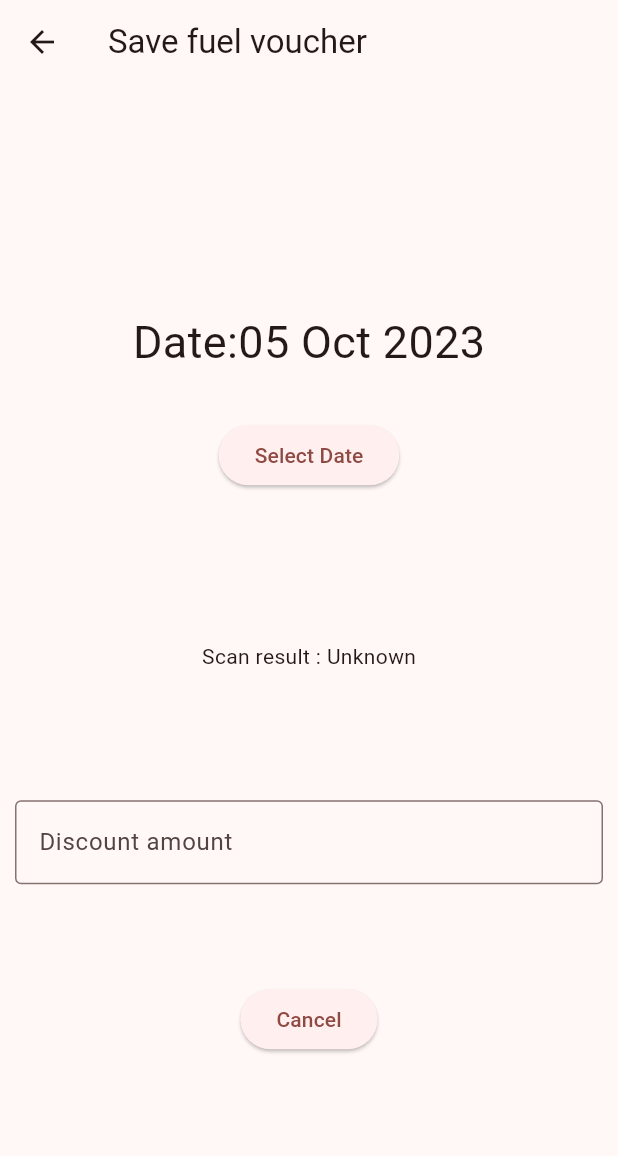
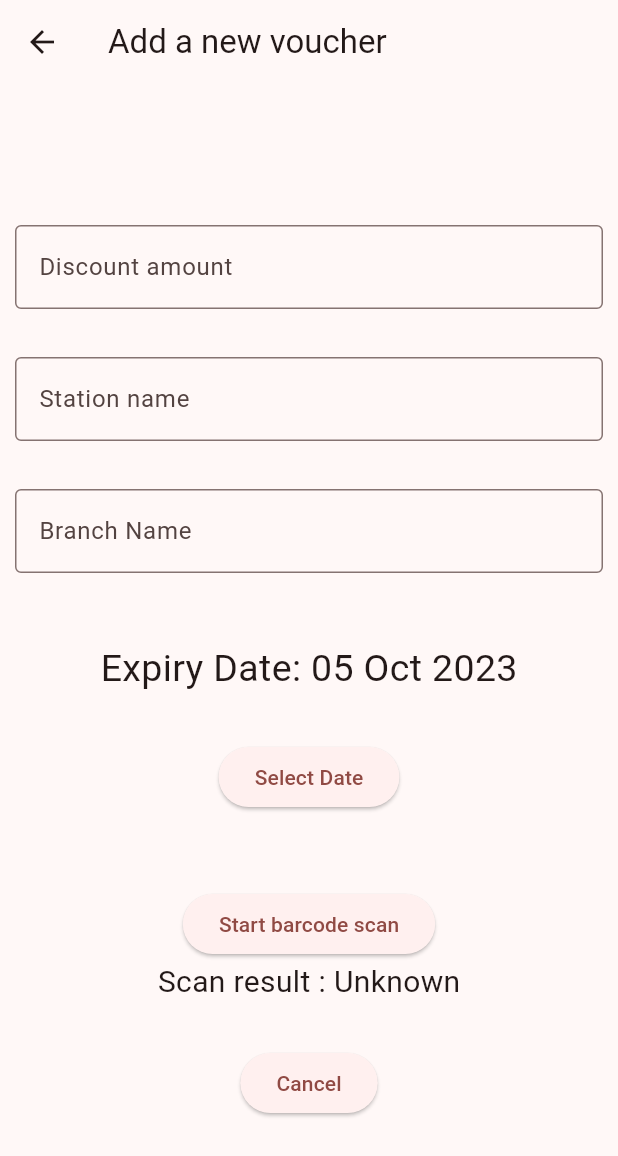
Before and after one commit to evoation-angus/supermarket_barcode_scanner, a Flutter app: the screen it shows after launch, after a tap on "Add new voucher", on a phone screen of 412 x 824 dp. Shown: the top 1156 px of the screen. Run offline on Flutter 3.47's test engine with Material 2 defaults, Android fonts, the phone set to English and light mode, and no system bars; missing offline and left inert: flutter_barcode_scanner, syncfusion_flutter_barcodes.

Commit message:
Changed layout

```diff
--- a/lib/main.dart
+++ b/lib/main.dart
@@ -32,35 +32,10 @@ class HomeScreen extends StatefulWidget {
 }
 
 class _HomeScreenState extends State<HomeScreen> {
-  String _scanBarcode = 'Unknown';
-
   @override
   void initState() {
     super.initState();
   }
-
-  // Platform messages are asynchronous, so we initialize in an async method.
-  Future<void> scanBarcodeNormal() async {
-    String barcodeScanRes;
-    // Platform messages may fail, so we use a try/catch PlatformException.
-    try {
-      barcodeScanRes = await FlutterBarcodeScanner.scanBarcode(
-          '#ff6666', 'Cancel', true, ScanMode.BARCODE);
-      print(barcodeScanRes);
-    } on PlatformException {
-      barcodeScanRes = 'Failed to get platform version.';
-    }
-
-    // If the widget was removed from the tree while the asynchronous platform
-    // message was in flight, we want to discard the reply rather than calling
-    // setState to update our non-existent appearance.
-
-    setState(() {
-      _scanBarcode = barcodeScanRes;
-    });
-  }
-
-  bool _isVisible = false;
 
   @override
   Widget build(BuildContext context) {
@@ -92,55 +67,26 @@ class _HomeScreenState extends State<HomeScreen> {
                       mainAxisAlignment: MainAxisAlignment.center,
                       children: <Widget>[
                         const SizedBox(height: 50),
-                        ElevatedButton(
-                            onPressed: () => scanBarcodeNormal(),
-                            child: const Text('Start barcode scan')),
                         const SizedBox(height: 50),
                         ElevatedButton(
                             onPressed: () => {
                                   Navigator.push(
                                     context,
                                     MaterialPageRoute(
-                                        builder: (context) => SecondRoute(
-                                              barcode: _scanBarcode,
-                                            )),
+                                        builder: (context) =>
+                                            const SecondRoute()),
                                   )
                                 },
                             child: const Text('Add new voucher')),
                         const SizedBox(height: 50),
-                        Text('Scan result : $_scanBarcode\n',
-                            style: const TextStyle(fontSize: 20)),
-                        ElevatedButton(
-                            onPressed: () {
-                              setState(() {
-                                _isVisible = !_isVisible;
-                              });
-                            },
-                            child: const Text('Generate Barcode')),
                         const SizedBox(height: 50),
-                        Visibility(
-                          visible: _isVisible,
-                          maintainSize: true,
-                          maintainAnimation: true,
-                          maintainState: true,
-                          child: SizedBox(
-                              height: 100,
-                              width: 300,
-                              child: SfBarcodeGenerator(
-                                value: _scanBarcode,
-                                symbology: Code128(),
-                                showValue: false,
-                              )),
-                        )
                       ]));
             })));
   }
 }
 
 class SecondRoute extends StatefulWidget {
-  const SecondRoute({key, required this.barcode}) : super(key: key);
-
-  final String barcode;
+  const SecondRoute({key}) : super(key: key);
 
   _SecondRouteState createState() => _SecondRouteState();
 }
@@ -150,6 +96,30 @@ class _SecondRouteState extends State<SecondRoute> {
   void initState() {
     super.initState();
   }
+
+  String _scanBarcode = 'Unknown';
+
+  Future<void> scanBarcodeNormal() async {
+    String barcodeScanRes;
+    // Platform messages may fail, so we use a try/catch PlatformException.
+    try {
+      barcodeScanRes = await FlutterBarcodeScanner.scanBarcode(
+          '#ff6666', 'Cancel', true, ScanMode.BARCODE);
+      print(barcodeScanRes);
+    } on PlatformException {
+      barcodeScanRes = 'Failed to get platform version.';
+    }
+
+    // If the widget was removed from the tree while the asynchronous platform
+    // message was in flight, we want to discard the reply rather than calling
+    // setState to update our non-existent appearance.
+
+    setState(() {
+      _scanBarcode = barcodeScanRes;
+    });
+  }
+
+  bool _isVisible = false;
 
   DateTime _selectedDate = DateTime.now();
 
@@ -174,29 +144,16 @@ class _SecondRouteState extends State<SecondRoute> {
 
   @override
   Widget build(BuildContext context) {
-    final String barcode = widget.barcode;
     return Scaffold(
         appBar: AppBar(
-          title: const Text('Save fuel voucher'),
+          title: const Text('Add a new voucher'),
         ),
         body: Center(
           child: Flex(
               direction: Axis.vertical,
               mainAxisAlignment: MainAxisAlignment.center,
               children: <Widget>[
-                Container(
-                  padding: const EdgeInsets.all(30),
-                  child: Text(
-                    'Date:' + DateFormat('dd MMM yyyy').format(_selectedDate),
-                    style: const TextStyle(fontSize: 30),
-                  ),
-                ),
-                ElevatedButton(
-                    onPressed: _presentDatePicker,
-                    child: const Text('Select Date')),
-                const SizedBox(height: 100),
-                Text('Scan result : $barcode\n'),
-                const SizedBox(height: 50),
+
                 const Padding(
                   padding: EdgeInsets.symmetric(horizontal: 10, vertical: 16),
                   child: TextField(
@@ -206,7 +163,62 @@ class _SecondRouteState extends State<SecondRoute> {
                     ),
                   ),
                 ),
+                const Padding(
+                  padding: EdgeInsets.symmetric(horizontal: 10, vertical: 16),
+                  child: TextField(
+                    decoration: InputDecoration(
+                      border: OutlineInputBorder(),
+                      hintText: 'Station name',
+                    ),
+                  ),
+                ),
+                const Padding(
+                  padding: EdgeInsets.symmetric(horizontal: 10, vertical: 16),
+                  child: TextField(
+                    decoration: InputDecoration(
+                      border: OutlineInputBorder(),
+                      hintText: 'Branch Name',
+                    ),
+                  ),
+                ),
+                Container(
+                  padding: const EdgeInsets.all(30),
+                  child: Text(
+                    'Expiry Date: ' + DateFormat('dd MMM yyyy').format(_selectedDate),
+                    style: const TextStyle(fontSize: 25),
+                  ),
+                ),
+                ElevatedButton(
+                    onPressed: _presentDatePicker,
+                    child: const Text('Select Date')),
                 const SizedBox(height: 50),
+                ElevatedButton(
+                    onPressed: () => scanBarcodeNormal(),
+                    child: const Text('Start barcode scan')),
+                Text('Scan result : $_scanBarcode\n',
+                    style: const TextStyle(fontSize: 20)),
+                /*Visibility(
+                  visible: _isVisible,
+                  maintainSize: true,
+                  maintainAnimation: true,
+                  maintainState: true,
+                  child: SizedBox(
+                      height: 100,
+                      width: 300,
+                      child: SfBarcodeGenerator(
+                        value: _scanBarcode,
+                        symbology: Code128(),
+                        showValue: false,
+                      )),
+                ),
+                ElevatedButton(
+                    onPressed: () {
+                      setState(() {
+                        _isVisible = !_isVisible;
+                      });
+                    },
+                    child: const Text('Generate Barcode')
+                ),*/
 
                 // display the selected date
 
```
